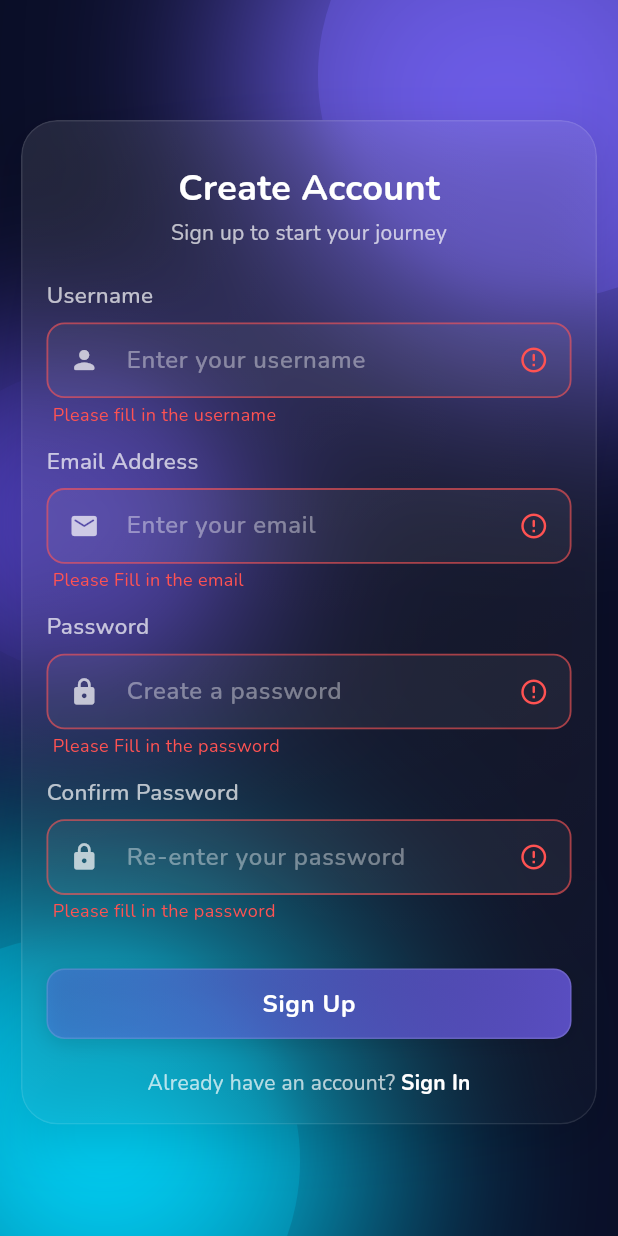
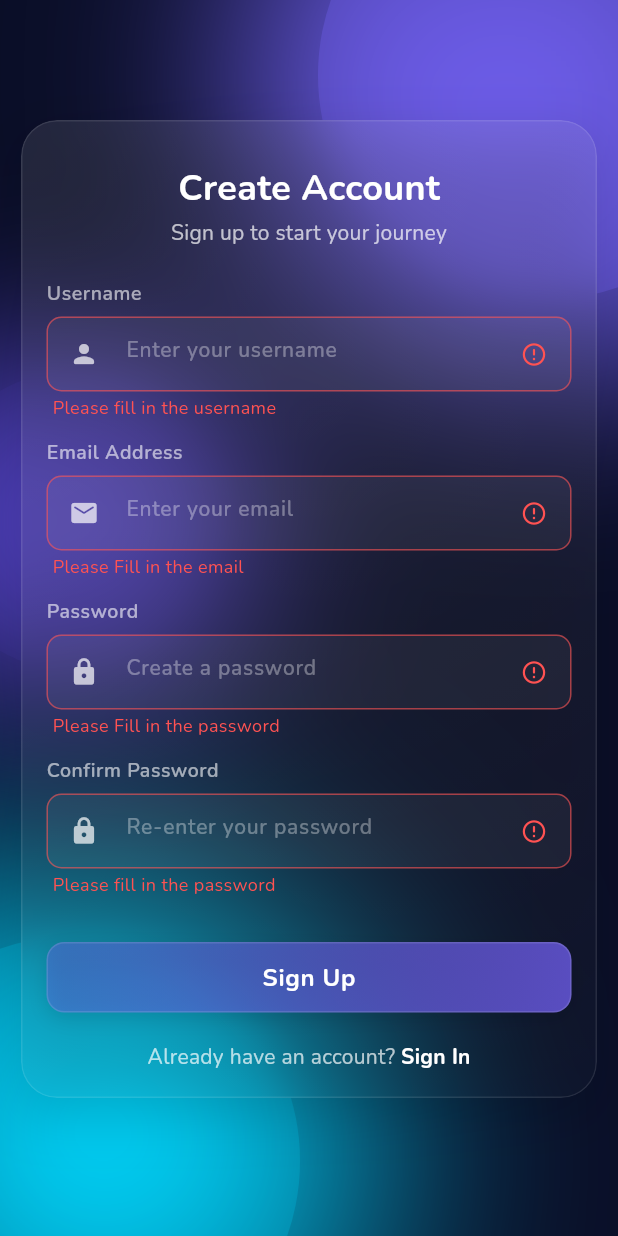
Before and after one commit to ZunairaMughal24/PersonaL_finance_tracker, a Flutter app: the SignUpContent screen opened directly, after a tap on "Sign Up", on a phone screen of 412 x 824 dp. Run offline on Flutter 3.47's test engine with Material 3 defaults, Android fonts, the phone set to English and light mode, and no system bars; our stand-ins replace cached_network_image, cloud_firestore, csv, firebase_auth, firebase_core, fl_chart and 13 more; missing offline and left inert: expressions, gal; accounts and stored records are empty; network calls fail.

Commit message:
feat: add reusable AppTextField widget, implement finance service unit tests, and add flutter_dotenv dependency

```diff
--- a/lib/widgets/app_text_field.dart
+++ b/lib/widgets/app_text_field.dart
@@ -53,23 +53,24 @@ class _AppTextFieldState extends State<AppTextField> {
             Text(
               widget.title,
               style: TextStyle(
-                fontSize: 15,
-                fontWeight: FontWeight.w500,
-                color: AppColors.white.withValues(alpha: 0.7),
+                fontSize: 13,
+                fontWeight: FontWeight.w600,
+                color: AppColors.white.withValues(alpha: 0.6),
+                letterSpacing: 0.4,
               ),
             ),
-            const SizedBox(height: 8),
+            const SizedBox(height: 6),
             ShakeTransition(
               shake: displayError != null,
               child: Container(
                 decoration: BoxDecoration(
                   color: Colors.white.withValues(alpha: 0.05),
-                  borderRadius: BorderRadius.circular(12),
+                  borderRadius: BorderRadius.circular(10),
                   border: Border.all(
                     color: displayError != null
                         ? Colors.redAccent.withValues(alpha: 0.6)
                         : Colors.white.withValues(alpha: 0.1),
-                    width: 1.2,
+                    width: 1.0,
                   ),
                 ),
                 child: TextField(
@@ -83,24 +84,26 @@ class _AppTextFieldState extends State<AppTextField> {
                   },
                   style: const TextStyle(
                     color: Colors.white,
+                    fontSize: 15,
                     fontWeight: FontWeight.w500,
                   ),
                   decoration: InputDecoration(
                     hintText: widget.hint,
                     labelText: widget.label,
                     hintStyle: TextStyle(
-                      color: AppColors.white.withValues(alpha: 0.4),
+                      color: AppColors.white.withValues(alpha: 0.35),
+                      fontSize: 14,
                     ),
                     contentPadding: const EdgeInsets.symmetric(
-                      horizontal: 20,
-                      vertical: 12,
+                      horizontal: 16,
+                      vertical: 10,
                     ),
                     prefixIcon: widget.prefixChild,
                     suffixIcon: displayError != null
                         ? const Icon(
                             Icons.error_outline_rounded,
                             color: Colors.redAccent,
-                            size: 20,
+                            size: 18,
                           )
                         : (widget.suffixChild ??
                               (widget.showDropdown
```
